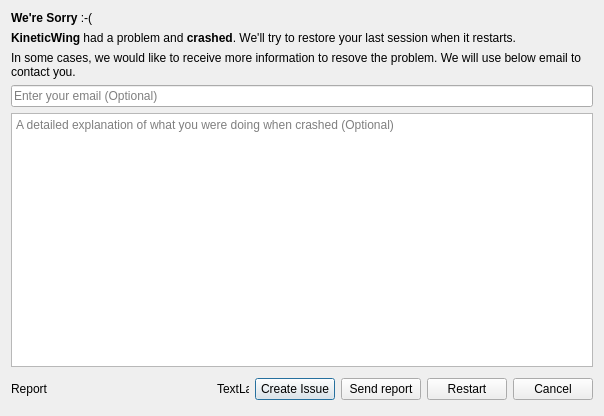
speedovation/CrashReporter-Qt-Breakpad, file CrashReporter/CrashReporterWidget.ui: the form before one commit.
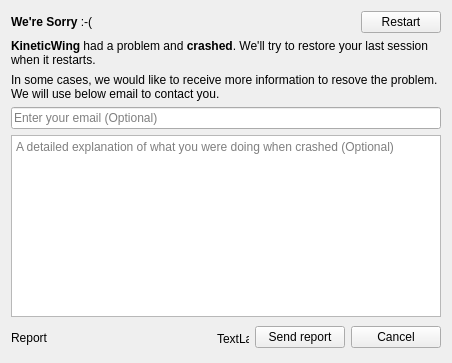
The form after the commit.

```diff
--- a/CrashReporter/CrashReporterWidget.ui
+++ b/CrashReporter/CrashReporterWidget.ui
@@ -6,8 +6,8 @@
    <rect>
     <x>0</x>
     <y>0</y>
-    <width>473</width>
-    <height>416</height>
+    <width>452</width>
+    <height>363</height>
    </rect>
   </property>
   <property name="windowTitle">
@@ -17,7 +17,7 @@
    <string notr="true"/>
   </property>
   <layout class="QGridLayout" name="gridLayout">
-   <item row="2" column="0" colspan="3">
+   <item row="5" column="0" colspan="3">
     <widget class="QLabel" name="label_3">
      <property name="text">
       <string>In some cases, we would like to receive more information to resove the problem. We will use below email to contact you.</string>
@@ -27,7 +27,7 @@
      </property>
     </widget>
    </item>
-   <item row="1" column="0" colspan="3">
+   <item row="4" column="0" colspan="3">
     <widget class="QLabel" name="label_2">
      <property name="text">
       <string>&lt;strong&gt;KineticWing&lt;/strong&gt; had a problem and &lt;strong&gt;crashed&lt;/strong&gt;. We'll try to restore your last session when it restarts.</string>
@@ -37,34 +37,21 @@
      </property>
     </widget>
    </item>
-   <item row="4" column="0" colspan="3">
+   <item row="7" column="0" colspan="3">
     <widget class="QPlainTextEdit" name="desc">
      <property name="placeholderText">
       <string>A detailed explanation of what you were doing when crashed (Optional)</string>
      </property>
     </widget>
    </item>
-   <item row="3" column="0" colspan="3">
+   <item row="6" column="0" colspan="3">
     <widget class="QLineEdit" name="email">
      <property name="placeholderText">
       <string>Enter your email (Optional)</string>
      </property>
     </widget>
    </item>
-   <item row="0" column="0" colspan="3">
-    <widget class="QLabel" name="label">
-     <property name="font">
-      <font>
-       <weight>50</weight>
-       <bold>false</bold>
-      </font>
-     </property>
-     <property name="text">
-      <string>&lt;strong&gt;We're Sorry&lt;/strong&gt;  :-(</string>
-     </property>
-    </widget>
-   </item>
-   <item row="5" column="0" colspan="3">
+   <item row="8" column="0" colspan="3">
     <widget class="QWidget" name="widget" native="true">
      <property name="minimumSize">
       <size>
@@ -117,16 +104,6 @@
         </property>
        </widget>
       </item>
-      <item>
-       <widget class="QPushButton" name="btnCreateIssue">
-        <property name="text">
-         <string>Create Issue</string>
-        </property>
-        <property name="default">
-         <bool>true</bool>
-        </property>
-       </widget>
-      </item>
       <item>
        <widget class="QPushButton" name="btnSendReport">
         <property name="text">
@@ -137,13 +114,6 @@
         </property>
        </widget>
       </item>
-      <item>
-       <widget class="QPushButton" name="btnRestart">
-        <property name="text">
-         <string>Restart</string>
-        </property>
-       </widget>
-      </item>
       <item>
        <widget class="QPushButton" name="btnCancel">
         <property name="text">
@@ -154,6 +124,43 @@
      </layout>
     </widget>
    </item>
+   <item row="2" column="0" colspan="3">
+    <layout class="QHBoxLayout" name="horizontalLayout_2">
+     <item>
+      <widget class="QLabel" name="label">
+       <property name="font">
+        <font>
+         <weight>50</weight>
+         <bold>false</bold>
+        </font>
+       </property>
+       <property name="text">
+        <string>&lt;strong&gt;We're Sorry&lt;/strong&gt;  :-(</string>
+       </property>
+      </widget>
+     </item>
+     <item>
+      <spacer name="horizontalSpacer">
+       <property name="orientation">
+        <enum>Qt::Horizontal</enum>
+       </property>
+       <property name="sizeHint" stdset="0">
+        <size>
+         <width>40</width>
+         <height>20</height>
+        </size>
+       </property>
+      </spacer>
+     </item>
+     <item>
+      <widget class="QPushButton" name="btnRestart">
+       <property name="text">
+        <string>Restart</string>
+       </property>
+      </widget>
+     </item>
+    </layout>
+   </item>
   </layout>
  </widget>
  <resources/>
```
